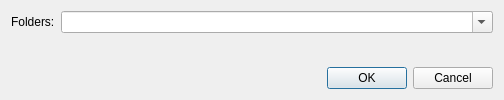
Before: the Qt Designer form src/Form_Files/SelectFolder.ui in 3tic-project/Sigil-Enhanced, drawn with Qt 5.
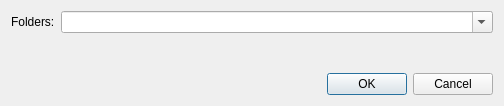
After: the same form once the commit is applied.

```diff
--- a/src/Form_Files/SelectFolder.ui
+++ b/src/Form_Files/SelectFolder.ui
@@ -7,7 +7,7 @@
     <x>0</x>
     <y>0</y>
     <width>504</width>
-    <height>100</height>
+    <height>106</height>
    </rect>
   </property>
   <property name="windowTitle">
```
Left out of the diff: 3 changed lines with no effect on the pictures.
